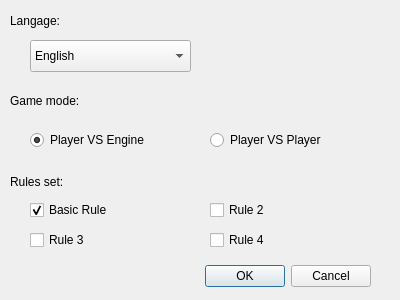
abassibe/Gomoku, file GUI/dialog.ui: the form before one commit.
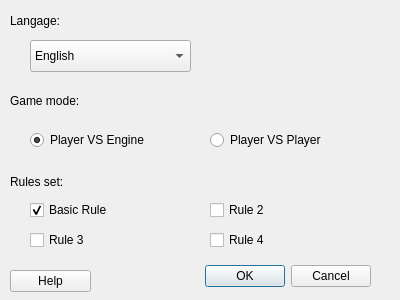
The form after the commit.

Commit message: start help window

What changed in the file:
```diff
--- a/GUI/dialog.ui
+++ b/GUI/dialog.ui
@@ -25,9 +25,9 @@
   <widget class="QDialogButtonBox" name="buttonBox">
    <property name="geometry">
     <rect>
-     <x>30</x>
+     <x>190</x>
      <y>260</y>
-     <width>341</width>
+     <width>181</width>
      <height>32</height>
     </rect>
    </property>
@@ -190,6 +190,19 @@
     <string>Rule 4</string>
    </property>
   </widget>
+  <widget class="QToolButton" name="helpButton">
+   <property name="geometry">
+    <rect>
+     <x>10</x>
+     <y>270</y>
+     <width>81</width>
+     <height>22</height>
+    </rect>
+   </property>
+   <property name="text">
+    <string>Help</string>
+   </property>
+  </widget>
  </widget>
  <resources/>
  <connections>
```
The commit also changes 12 other files.
